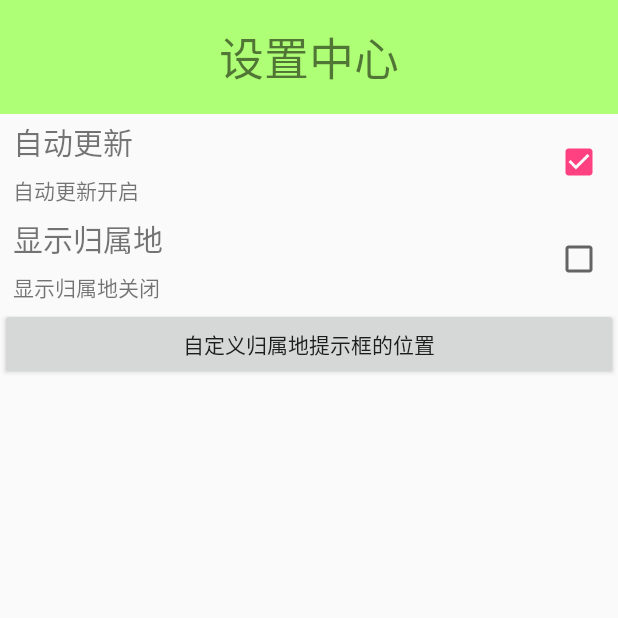
After one commit to adamjx/PhoneDefender, an Android app: the SettingActivity screen opened directly, with no data from a screen before it, on a phone screen of 412 x 824 dp, the top half of it. The commit adds this screen. Run offline under Robolectric (Android 15) with nearby library versions, the phone set to English and light mode, and no system bars.

Commit message:
第二版，还未完善所有功能

```diff
--- /dev/null
+++ b/app/src/main/java/com/study/gourdboy/phonedefender/activities/SettingActivity.java
@@ -0,0 +1,60 @@
+package com.study.gourdboy.phonedefender.activities;
+
+import android.content.Intent;
+import android.support.v7.app.ActionBarActivity;
+import android.os.Bundle;
+import android.view.View;
+
+import com.study.gourdboy.phonedefender.R;
+import com.study.gourdboy.phonedefender.service.MyNumberLocationService;
+import com.study.gourdboy.phonedefender.utils.RunningServiceUtil;
+import com.study.gourdboy.phonedefender.view.SettingItem;
+
+public class SettingActivity extends ActionBarActivity
+{
+    @Override
+    protected void onCreate(Bundle savedInstanceState)
+    {
+        super.onCreate(savedInstanceState);
+        setContentView(R.layout.activity_setting);
+        android.support.v7.app.ActionBar supportActionBar = getSupportActionBar();
+        supportActionBar.hide();
+    }
+
+    @Override
+    protected void onResume()
+    {
+        super.onResume();
+        initLocationService();
+    }
+    private void initLocationService()
+    {
+        SettingItem si_setting_showlocation = (SettingItem) findViewById(R.id.si_setting_showlocation);
+        si_setting_showlocation.setMyOnClickListener(new SettingItem.MyOnclickListener()
+        {
+            @Override
+            public void myCheckOnclick()
+            {
+                startService(new Intent(SettingActivity.this,MyNumberLocationService.class));
+            }
+
+            @Override
+            public void myCancelOnclick()
+            {
+                stopService(new Intent(SettingActivity.this, MyNumberLocationService.class));
+            }
+        });
+        if(RunningServiceUtil.serviceIsRunning(this,"com.study.gourdboy.phonedefender.service.MyNumberLocationService"))
+        {
+            si_setting_showlocation.setCheckBox(true);
+        }
+        else
+        {
+            si_setting_showlocation.setCheckBox(false);
+        }
+    }
+    public void settoastlocation(View view)
+    {
+        startActivity(new Intent(this,SetToastLocationActivity.class));
+    }
+}
--- a/app/src/main/java/com/study/gourdboy/phonedefender/service/MyNumberLocationService.java
+++ b/app/src/main/java/com/study/gourdboy/phonedefender/service/MyNumberLocationService.java
@@ -7,6 +7,7 @@ import android.graphics.PixelFormat;
 import android.os.IBinder;
 import android.telephony.PhoneStateListener;
 import android.telephony.TelephonyManager;
+import android.view.Gravity;
 import android.view.LayoutInflater;
 import android.view.View;
 import android.view.WindowManager;
@@ -14,6 +15,7 @@ import android.widget.LinearLayout;
 import android.widget.TextView;
 
 import com.study.gourdboy.phonedefender.R;
+import com.study.gourdboy.phonedefender.application.MyApplication;
 import com.study.gourdboy.phonedefender.dao.NumberLocationDao;
 
 public class MyNumberLocationService extends Service
@@ -69,6 +71,9 @@ public class MyNumberLocationService extends Service
         params.width = WindowManager.LayoutParams.WRAP_CONTENT;
         params.format = PixelFormat.TRANSLUCENT;//半透明
         params.type = WindowManager.LayoutParams.TYPE_TOAST;
+        params.gravity = Gravity.LEFT|Gravity.TOP;
+        params.x = MyApplication.configsp.getInt("toastx",200);
+        params.y = MyApplication.configsp.getInt("toasty",300);
         params.flags = WindowManager.LayoutParams.FLAG_KEEP_SCREEN_ON|
                 WindowManager.LayoutParams.FLAG_NOT_FOCUSABLE
                 |WindowManager.LayoutParams.FLAG_NOT_TOUCHABLE;
--- /dev/null
+++ b/app/src/main/java/com/study/gourdboy/phonedefender/utils/RunningServiceUtil.java
@@ -0,0 +1,26 @@
+package com.study.gourdboy.phonedefender.utils;
+
+import android.app.ActivityManager;
+import android.content.Context;
+
+import java.util.List;
+
+/**
+ * Created by gourdboy on 2016/4/3.
+ */
+public class RunningServiceUtil
+{
+    public static boolean serviceIsRunning(Context ctx,String servicename)//全类名
+    {
+        ActivityManager am = (ActivityManager) ctx.getSystemService(ctx.ACTIVITY_SERVICE);
+        List<ActivityManager.RunningServiceInfo> runningServices = am.getRunningServices(100);//100代表获取当前service最多数目值
+        for (ActivityManager.RunningServiceInfo serviceInfo:runningServices)
+        {
+            if(servicename.equals(serviceInfo.service.getClassName()))
+            {
+                return true;
+            }
+        }
+        return false;
+    }
+}
--- a/app/src/main/java/com/study/gourdboy/phonedefender/view/SettingItem.java
+++ b/app/src/main/java/com/study/gourdboy/phonedefender/view/SettingItem.java
@@ -105,6 +105,19 @@ public class SettingItem extends RelativeLayout implements View.OnClickListener
             }
         }
     }
+    public void setCheckBox(boolean flag)
+    {
+        if(flag)
+        {
+            cb_setting_update.setChecked(true);
+            tv_setting_updatestatus.setText(onstring);
+        }
+        else
+        {
+            tv_setting_updatestatus.setText(offstring);
+            cb_setting_update.setChecked(false);
+        }
+    }
     public interface MyOnclickListener
     {
         void myCheckOnclick();
--- /dev/null
+++ b/app/src/main/res/layout/activity_setting.xml
@@ -0,0 +1,36 @@
+<?xml version="1.0" encoding="utf-8"?>
+<LinearLayout
+    xmlns:android="http://schemas.android.com/apk/res/android"
+    xmlns:tools="http://schemas.android.com/tools"
+    xmlns:settingitem="http://schemas.android.com/apk/res-auto"
+    android:layout_width="match_parent"
+    android:layout_height="match_parent"
+    android:orientation="vertical"
+    tools:context="com.study.gourdboy.phonedefender.activities.SettingActivity">
+    <TextView
+        style="@style/myPageTitle"
+        android:text="设置中心"/>
+    <com.study.gourdboy.phonedefender.view.SettingItem
+        android:layout_width="match_parent"
+        android:layout_height="wrap_content"
+        android:id="@+id/si_setting_update"
+        settingitem:itemtitle="自动更新"
+        settingitem:onstring="自动更新开启"
+        settingitem:offstring="自动更新关闭"
+        settingitem:sp_keyname="autoupdate"
+        ></com.study.gourdboy.phonedefender.view.SettingItem>
+    <com.study.gourdboy.phonedefender.view.SettingItem
+        android:layout_width="match_parent"
+        android:layout_height="wrap_content"
+        android:id="@+id/si_setting_showlocation"
+        settingitem:itemtitle="显示归属地"
+        settingitem:onstring="显示归属地开启"
+        settingitem:offstring="显示归属地关闭"
+        settingitem:sp_keyname="showloaction"
+        ></com.study.gourdboy.phonedefender.view.SettingItem>
+    <Button
+        android:layout_width="match_parent"
+        android:layout_height="wrap_content"
+        android:onClick="settoastlocation"
+        android:text="自定义归属地提示框的位置"/>
+</LinearLayout>
```
Also changed, not shown: app/src/main/AndroidManifest.xml (+55 -0 lines), app/src/main/java/com/study/gourdboy/phonedefender/activities/HomeActivity.java (+21 -0 lines), app/src/main/java/com/study/gourdboy/phonedefender/activities/SetToastLocationActivity.java (added, +107 -0 lines), app/src/main/java/com/study/gourdboy/phonedefender/activities/SplashActivity.java (+6 -5 lines), app/src/main/java/com/study/gourdboy/phonedefender/application/MyApplication.java (+56 -4 lines), app/src/main/java/com/study/gourdboy/phonedefender/dao/LockAppDao.java (added, +79 -0 lines), app/src/main/java/com/study/gourdboy/phonedefender/db/MyLockAppDBHelper.java (added, +27 -0 lines), app/src/main/java/com/study/gourdboy/phonedefender/utils/MD5Utils.java (+59 -3 lines), app/src/main/res/layout/activity_set_toast_location.xml (added, +27 -0 lines), app/src/main/res/layout/popup_menu.xml (added, +52 -0 lines), app/src/main/res/drawable/call_locate_green.9.png (added), app/src/main/res/drawable/local_popup_bg.9.png (added), app/src/main/res/drawable/popupwindow_img1.png (added), app/src/main/res/drawable/popupwindow_img2.png (added), 1 more files.
